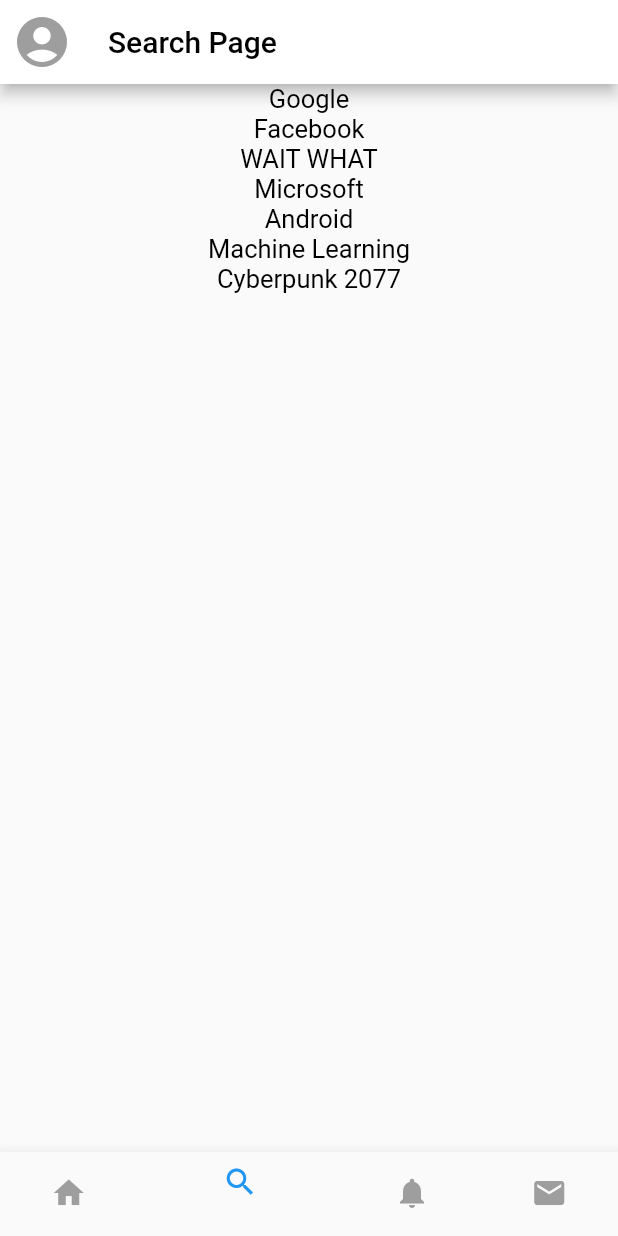
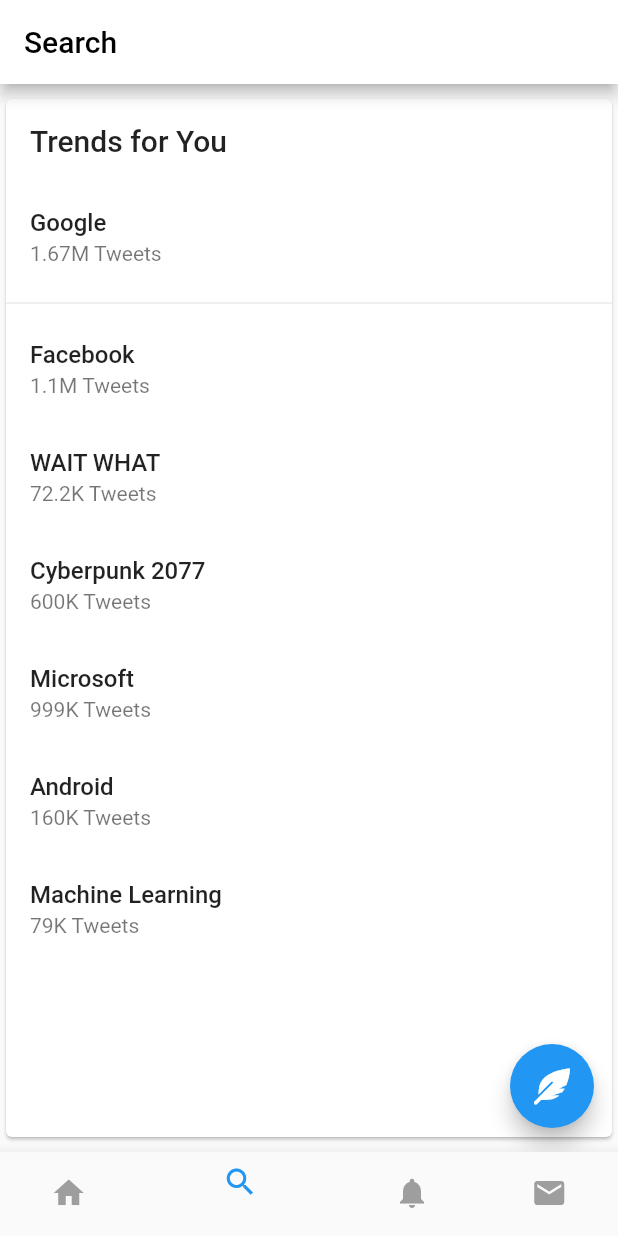
Before and after one commit to eRuaro/Twitter-Clone, a Flutter app: the screen it shows after launch, item 2 of the bottom bar chosen, on a phone screen of 412 x 824 dp. Run offline on Flutter 3.47's test engine with Material 2 defaults, Android fonts, the phone set to English and light mode, and no system bars; our stand-ins replace font_awesome_flutter.

Commit message:
Completed search feed ui

```diff
--- a/lib/search_feed.dart
+++ b/lib/search_feed.dart
@@ -1,8 +1,6 @@
 import 'dart:ui';
 
 import 'package:flutter/material.dart';
-import 'trends_for_you.dart';
-import 'trends.dart';
 import 'package:font_awesome_flutter/font_awesome_flutter.dart';
 
 class SearchFeed extends StatefulWidget {
@@ -13,51 +11,80 @@ class SearchFeed extends StatefulWidget {
 }
 
 class _SearchFeedState extends State<SearchFeed> {
+  static final showCard = true; // Set to false to show Stack
+
   @override
   Widget build(BuildContext context) {
-    return Scaffold(
+    return MaterialApp(
+      title: 'Flutter layout demo',
+      home: Scaffold(
         appBar: AppBar(
           backgroundColor: Colors.white,
           title: Text(
-          'Search Page',
+            'Search',
             style: TextStyle(color: Colors.black),
           ),
-        leading: Icon(
-          Icons.account_circle_rounded,
-          color: Colors.grey,
-          size: 40,
+        ),
+        body: Center(child: showCard ? _buildCard() : null),
+        floatingActionButton: FloatingActionButton(
+          onPressed: () {},
+          child: Icon(FontAwesomeIcons.featherAlt),
         ),
       ),
-      body: ListView.builder(
-        itemCount: 7,
-        itemBuilder: (BuildContext context, int position) {
-          Trends trends = TrendsForYou.getTrend(position);
+      debugShowCheckedModeBanner: false,
+    );
+  }
 
-          return Column(
-            children: <Widget>[
-              Expanded(
+  // #docregion Card
+  Widget _buildCard() => SizedBox(
+        height: 700,
+        child: Card(
           child: Column(
-                  mainAxisAlignment: MainAxisAlignment.start,
-                  children: <Widget>[
-                    Expanded(
-                        child: Container(
-                      child: RichText(
-                        text: TextSpan(
-                            text: trends.subject,
-                            style: TextStyle(
-                              fontWeight: FontWeight.w400,
-                              fontSize: 17.0,
-                              color: Colors.black,
-                            )),
+            children: [
+              ListTile(
+                title: Text('Trends for You',
+                    style:
+                        TextStyle(fontWeight: FontWeight.w500, fontSize: 20)),
               ),
-                    )),
+              ListTile(
+                title: Text('Google',
+                    style: TextStyle(fontWeight: FontWeight.w500)),
+                subtitle: Text('1.67M Tweets'),
+              ),
+              Divider(),
+              ListTile(
+                title: Text('Facebook',
+                    style: TextStyle(fontWeight: FontWeight.w500)),
+                subtitle: Text('1.1M Tweets'),
+              ),
+              ListTile(
+                title: Text('WAIT WHAT',
+                    style: TextStyle(fontWeight: FontWeight.w500)),
+                subtitle: Text('72.2K Tweets'),
+              ),
+              ListTile(
+                title: Text('Cyberpunk 2077',
+                    style: TextStyle(fontWeight: FontWeight.w500)),
+                subtitle: Text('600K Tweets'),
+              ),
+              ListTile(
+                title: Text('Microsoft',
+                    style: TextStyle(fontWeight: FontWeight.w500)),
+                subtitle: Text('999K Tweets'),
+              ),
+              ListTile(
+                title: Text('Android',
+                    style: TextStyle(fontWeight: FontWeight.w500)),
+                subtitle: Text('160K Tweets'),
+              ),
+              ListTile(
+                title: Text('Machine Learning',
+                    style: TextStyle(fontWeight: FontWeight.w500)),
+                subtitle: Text('79K Tweets'),
+              ),
             ],
           ),
         ),
-            ],
       );
-        },
-      ),
-    );
+  // #enddocregion Card
 }
-}
--- a/lib/user_feed.dart
+++ b/lib/user_feed.dart
@@ -29,7 +29,7 @@ class _UserFeedState extends State<UserFeed> {
         ),
       ),
       body: ListView.builder(
-        itemCount: 3,
+        itemCount: 03,
         itemBuilder: (BuildContext context, int position) {
           Tweets tweets = TwitterPost.getTweet(position);
 
```
Lines whose indentation alone changed are shown as unchanged.
